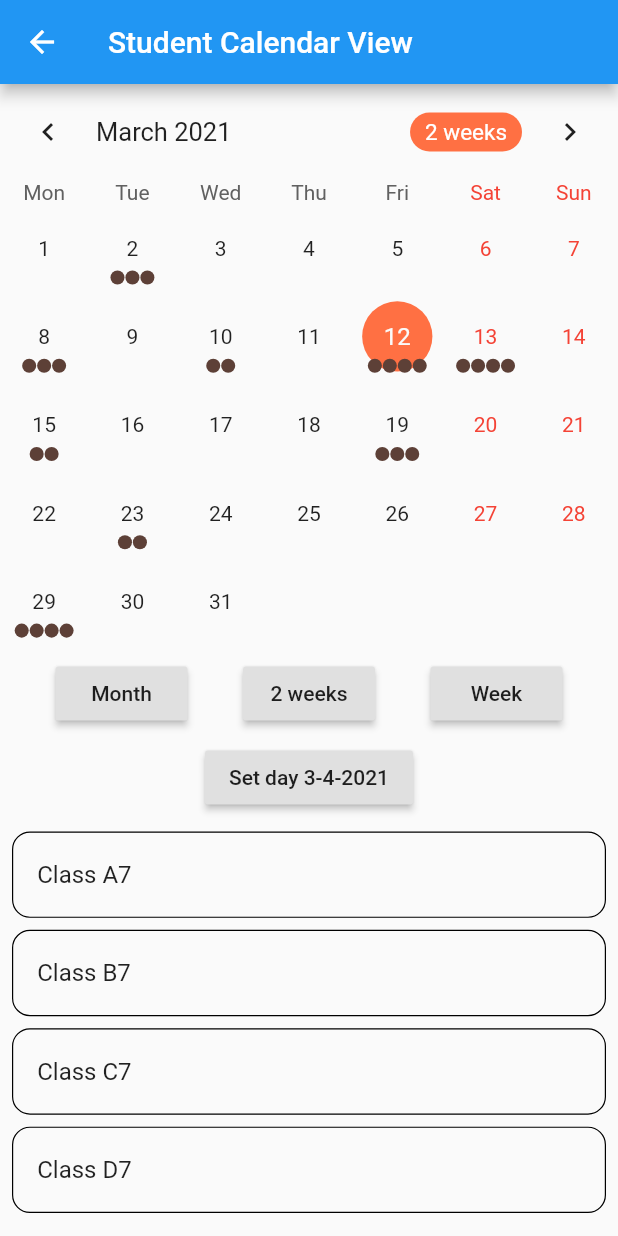
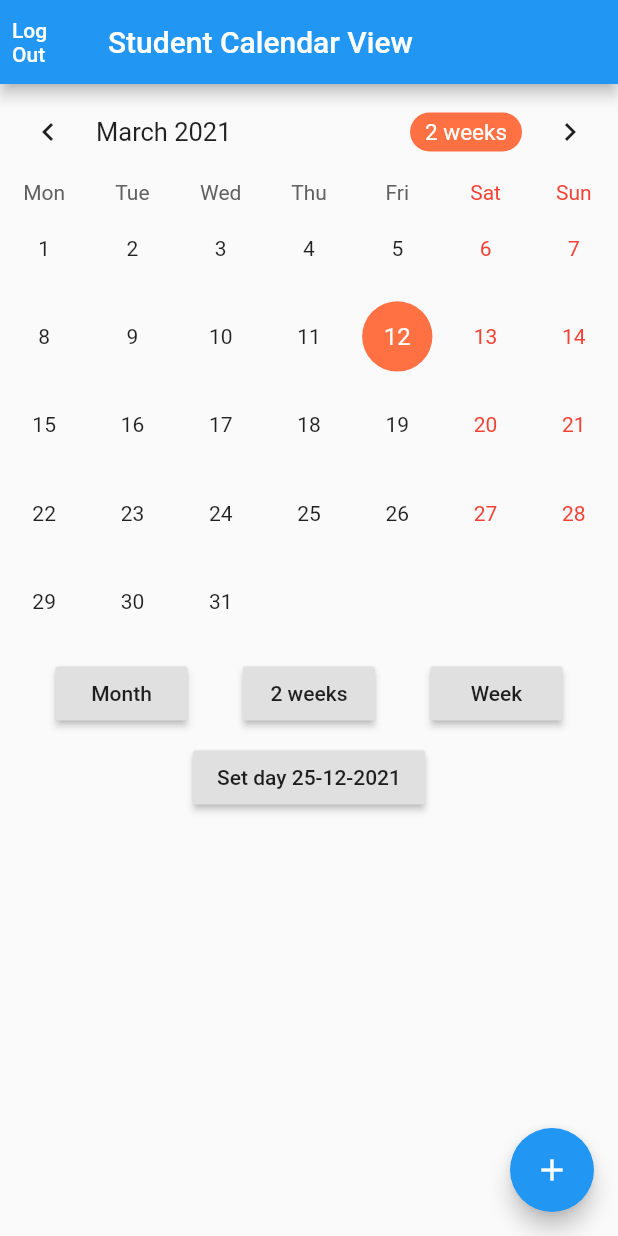
Before and after one commit to nbfenske/fb_auth_deliverable_1, a Flutter app: the MyHomePage screen opened directly, on a phone screen of 412 x 824 dp. Run offline on Flutter 3.47's test engine with Material 2 defaults, Android fonts, the phone set to English and light mode, and no system bars; drawn by our look-alikes of table_calendar; our stand-ins replace firebase_auth, firebase_core, google_sign_in; accounts and stored records are empty.

```diff
--- a/lib/login_page.dart
+++ b/lib/login_page.dart
@@ -9,8 +9,8 @@ class LoginPage extends StatefulWidget {
 }
 
 // Author: Nathan Fenske + Konstantinos Chrysolous
-// Constructs our "first screen", the screen which opens upon launching the application
-// This contains the loginpage and the signin button defined below
+// Constructs a "first screen" which is no longer being used, this was simply to test
+// that we are returning the appropriate information from Google sign-in
 class FirstScreen extends StatelessWidget {
   @override
   Widget build(BuildContext context) {
--- a/lib/main.dart
+++ b/lib/main.dart
@@ -1,6 +1,7 @@
 import 'package:flutter/material.dart';
 import 'package:table_calendar/table_calendar.dart';
 import 'package:intl/date_symbol_data_local.dart';
+import 'sign_in.dart';
 
 import 'login_page.dart';
 import 'class_display.dart';
@@ -36,8 +37,6 @@ class MyApp extends StatelessWidget {
   }
 }
 
-// Author: Timothy Nkata
-// Calendar homepage
 class MyHomePage extends StatefulWidget {
   MyHomePage({Key key, this.title}) : super(key: key);
 
@@ -47,11 +46,9 @@ class MyHomePage extends StatefulWidget {
   _MyHomePageState createState() => _MyHomePageState();
 }
 
-// Author: Timothy Nkata
-// Constructs and defines behavior for our main calendar view,
-// including switching to and from month/week/day views
 class _MyHomePageState extends State<MyHomePage> with TickerProviderStateMixin {
   Map<DateTime, List> _events;
+  TextEditingController _eventController;
   List _selectedEvents;
   AnimationController _animationController;
   CalendarController _calendarController;
@@ -59,63 +56,23 @@ class _MyHomePageState extends State<MyHomePage> with TickerProviderStateMixin {
   @override
   void initState() {
     super.initState();
+    _eventController = TextEditingController();
     final _selectedDay = DateTime.now();
 
+
     _events = {
-      _selectedDay.subtract(Duration(days: 30)): [
+      /*_selectedDay.add(Duration(days: 1)): [
         'Class 1',
         'Class 2',
         'Class 3'
-      ],
-      _selectedDay.subtract(Duration(days: 27)): ['Class A1'],
-      _selectedDay.subtract(Duration(days: 20)): [
-        'Class A2',
-        'Class B2',
-        'Class C2',
-        'Class D2'
-      ],
-      _selectedDay.subtract(Duration(days: 16)): ['Class A3', 'Class B3'],
-      _selectedDay.subtract(Duration(days: 10)): [
-        'Class A4',
-        'Class B4',
-        'Class C4'
-      ],
-      _selectedDay.subtract(Duration(days: 4)): [
-        'Class A5',
-        'Class B5',
-        'Class C5'
-      ],
-      _selectedDay.subtract(Duration(days: 2)): ['Class A6', 'Class B6'],
-      _selectedDay: ['Class A7', 'Class B7', 'Class C7', 'Class D7'],
-      _selectedDay.add(Duration(days: 1)): [
-        'Class A8',
-        'Class B8',
-        'Class C8',
-        'Class D8'
-      ],
-      _selectedDay.add(Duration(days: 3)):
-      Set.from(['Class A9', 'Class A9', 'Class B9']).toList(),
-      _selectedDay.add(Duration(days: 7)): [
-        'Class A10',
-        'Class B10',
-        'Class C10'
-      ],
-      _selectedDay.add(Duration(days: 11)): ['Event A11', 'Event B11'],
-      _selectedDay.add(Duration(days: 17)): [
-        'Class A12',
-        'Class B12',
-        'Class C12',
-        'Class D12'
-      ],
-      _selectedDay.add(Duration(days: 22)): ['Class A13', 'Class B13'],
-      _selectedDay.add(Duration(days: 26)): [
-        'Class A14',
-        'Class B14',
-        'Class C14'
-      ],
+      ],*/
+      DateTime.utc(2021, 12, 25): ['Christmas'],
+      DateTime.utc(2021, 12, 25).subtract(Duration(days: 1)): ['Christmas Eve'],
+      /*_selectedDay: ['Class A7', 'Class B7', 'Class C7', 'Class D7'],*/
+
     };
 
-    _selectedEvents = _events[_selectedDay] ?? [];
+    _selectedEvents = [];
     _calendarController = CalendarController();
 
     _animationController = AnimationController(
@@ -133,8 +90,6 @@ class _MyHomePageState extends State<MyHomePage> with TickerProviderStateMixin {
     super.dispose();
   }
 
-  // Author: Timothy Nkata
-  // Display events based on day selected within calendar
   void _onDaySelected(DateTime day, List events, List holidays) {
     print('CALLBACK: _onDaySelected');
     setState(() {
@@ -142,24 +97,66 @@ class _MyHomePageState extends State<MyHomePage> with TickerProviderStateMixin {
     });
   }
 
-  // Author: Timothy Nkata
   void _onVisibleDaysChanged(
       DateTime first, DateTime last, CalendarFormat format) {
     print('CALLBACK: _onVisibleDaysChanged');
   }
 
-  // Author: Timothy Nkata
   void _onCalendarCreated(
       DateTime first, DateTime last, CalendarFormat format) {
     print('CALLBACK: _onCalendarCreated');
   }
 
-  // Author: Timothy Nkata
-  // Constructs the main calendar view
   @override
   Widget build(BuildContext context) {
     return Scaffold(
         appBar: AppBar(
+          leading: TextButton(
+            child: Text("Log Out"),
+            onPressed: () {
+              signOutGoogle();
+              Navigator.pop(context);
+            },
+            style: ButtonStyle(
+                foregroundColor: MaterialStateProperty.resolveWith(
+                        (state) => Colors.white)),
+
+          ),
+          //Update. Code to delete a class, by Tim.
+          actions: [
+
+            /*IconButton(
+              icon: Icon(Icons.delete),
+              onPressed: () async{
+                final confirm = await showDialog(
+                  context: context,
+                  builder: (context) => AlertDialog(
+                    title: Text("Warning"),
+                    content: Text("Deletes the most recent class added to the current date selected. Are you sure?"),
+                    actions: [
+                      TextButton(
+                        onPressed: () {
+                          setState(() {
+                            _selectedEvents.removeAt(_selectedEvents.length - 1);
+                          });
+                          Navigator.pop(context, false);
+                        },
+                        child: Text("Delete"),
+                      ),
+                      TextButton(
+                        onPressed: () => Navigator.pop(context, false),
+                        child: Text("Cancel", style: TextStyle(color: Colors.grey.shade700),),
+                      ),
+                    ],
+                  ),
+                ) ?? false;
+                if(confirm){
+                  //pop and delete the event
+                  Navigator.pop(context);
+                }
+              },
+            )*/
+          ],
           title: Text(widget.title),
         ),
         body: Column(
@@ -167,7 +164,8 @@ class _MyHomePageState extends State<MyHomePage> with TickerProviderStateMixin {
           children: <Widget>[
             // Switch out 2 lines below to play with TableCalendar's settings
             //-----------------------
-          _buildTableCalendar(),
+            _buildTableCalendar(
+            ),
             // _buildTableCalendarWithBuilders(),
             const SizedBox(height: 8.0),
             _buildButtons(),
@@ -175,12 +173,50 @@ class _MyHomePageState extends State<MyHomePage> with TickerProviderStateMixin {
             Expanded(child: _buildEventList()),
           ],
         ),
+        floatingActionButton: FloatingActionButton(
+          child: Icon(Icons.add),
+          onPressed: (){
+
+            _showAddDialog();
+            _buildEventList();
+          },
+        )
     );
   }
+//Recent update to add a class. By Timothy N.
+  _showAddDialog() {
+    showDialog(
+        context: context,
+        builder: (context) => AlertDialog(
+          title: Text("Add Course to Selected Date"),
+          content: TextField(
+            controller: _eventController,
+          ),
+          actions: <Widget>[
+            FlatButton(
+              child: Text("Add"),
+              onPressed: (){
+                if(_eventController.text.isEmpty) return;
+                setState(() {
+                  if(_events[_calendarController.selectedDay] != null){
+                    _events[_calendarController.selectedDay].add(_eventController.text);
+                    print(_events[_calendarController.selectedDay]);
+                  } else {
+                    _events[_calendarController.selectedDay] = [_eventController.text];
+                  }
+                  _eventController.clear();
+                  Navigator.pop(context);
+                });
+              },
+            )
+          ],
+        )
+    );
 
-  // Author: Timothy Nkata
+  }
+
   // Simple TableCalendar configuration (using Styles)
-  Widget _buildTableCalendar() {
+  Widget _buildTableCalendar({Map<DateTime, List> events}) {
     return TableCalendar(
       calendarController: _calendarController,
       events: _events,
@@ -206,7 +242,6 @@ class _MyHomePageState extends State<MyHomePage> with TickerProviderStateMixin {
     );
   }
 
-  // Author: Timothy Nkata
   // More advanced TableCalendar configuration (using Builders & Styles)
   Widget _buildTableCalendarWithBuilders() {
     return TableCalendar(
@@ -299,8 +334,6 @@ class _MyHomePageState extends State<MyHomePage> with TickerProviderStateMixin {
     );
   }
 
-  // Author: Timothy Nkata
-  // Builds the markers to indicate events exist on a given date in the calendar
   Widget _buildEventsMarker(DateTime date, List events) {
     return AnimatedContainer(
       duration: const Duration(milliseconds: 300),
@@ -326,6 +359,7 @@ class _MyHomePageState extends State<MyHomePage> with TickerProviderStateMixin {
     );
   }
 
+
   Widget _buildHolidaysMarker() {
     return Icon(
       Icons.add_box,
@@ -334,8 +368,6 @@ class _MyHomePageState extends State<MyHomePage> with TickerProviderStateMixin {
     );
   }
 
-  // Author: Timothy Nkata
-  // Builds the buttons which display underneath the calendar view for daterange selection
   Widget _buildButtons() {
     final dateTime = _events.keys.elementAt(_events.length - 2);
 
@@ -387,9 +419,6 @@ class _MyHomePageState extends State<MyHomePage> with TickerProviderStateMixin {
     );
   }
 
-  // Author: Timothy Nkata
-  // Builds the list of events associate with a given day
-  // Create upon selecting a given day on the calendar
   Widget _buildEventList() {
     return ListView(
       children: _selectedEvents
@@ -402,7 +431,39 @@ class _MyHomePageState extends State<MyHomePage> with TickerProviderStateMixin {
         const EdgeInsets.symmetric(horizontal: 8.0, vertical: 4.0),
         child: ListTile(
           title: Text(event.toString()),
+          trailing: IconButton(
+            icon: Icon(Icons.delete),
+            onPressed: () async{
+              final confirm = await showDialog(
+                context: context,
+                builder: (context) => AlertDialog(
+                  title: Text("Warning"),
+                  content: Text("This class will be deleted forever. Are you sure?"),
+                  actions: [
+                    TextButton(
+                      onPressed: () {
+                        setState(() {
+                          _selectedEvents.removeAt(_selectedEvents.indexOf('$event'));
+                        });
+                        Navigator.pop(context, false);
+                      },
+                      child: Text("Delete"),
+                    ),
+                    TextButton(
+                      onPressed: () => Navigator.pop(context, false),
+                      child: Text("Cancel", style: TextStyle(color: Colors.grey.shade700),),
+                    ),
+                  ],
+                ),
+              ) ?? false;
+              if(confirm){
+                //pop and delete the event
+                Navigator.pop(context);
+              }
+            },
+          ),
           onTap: () {
+            print('$event tapped');
             Navigator.of(context).push(
                 MaterialPageRoute(
                   builder: (context) {
```
Also changed, not shown: lib/sign_in.dart (+7 -1 lines), 1 other file. Lines whose indentation alone changed are shown as unchanged.
